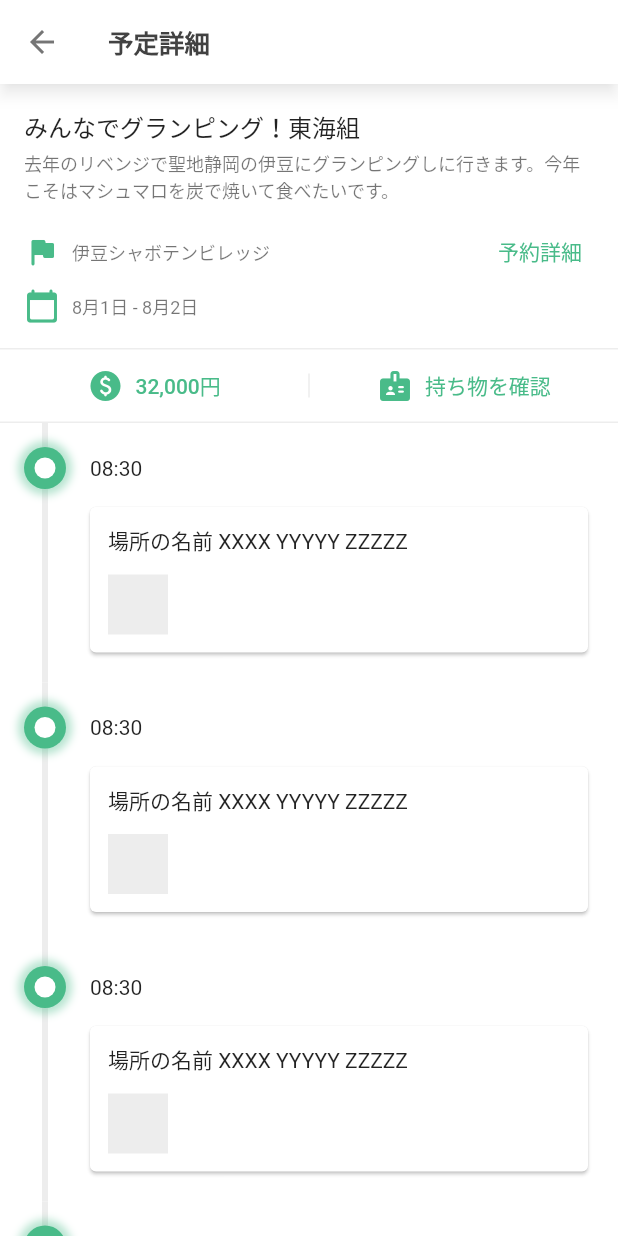
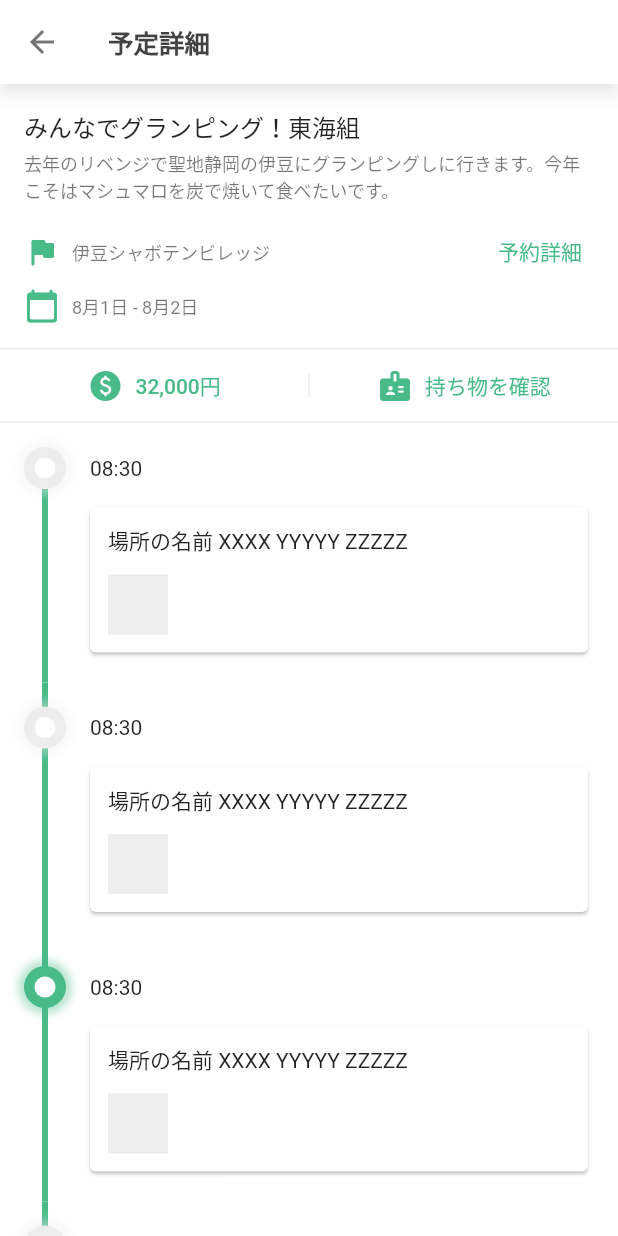
Before and after one commit to hayabusabusa/yrzy-shiori, a Flutter app: the PlanDetailScreen screen opened directly, on a phone screen of 412 x 824 dp. Run offline on Flutter 3.47's test engine with Material 2 defaults, Android fonts, the phone set to English and light mode, and no system bars; our stand-ins replace cloud_firestore, firebase_storage, rxdart; accounts and stored records are empty.

Commit message:
ui: fix plan detail timeline widget

```diff
--- a/lib/application/screens/plan_detail_screen.dart
+++ b/lib/application/screens/plan_detail_screen.dart
@@ -36,7 +36,18 @@ class PlanDetailScreen extends StatelessWidget {
             SliverList(
               delegate: SliverChildBuilderDelegate(
                 (context, index) {
-                  return PlanDetailTimeline();
+                  // 現在地を仮に2とする.
+                  final currentIndex = 2;
+                  final isCurrent = index == currentIndex;
+                  final isPassed = index <= currentIndex;
+                  final isNext = (index - 1) == currentIndex;
+                  if (index == 0) {
+                    return PlanDetailTimeline.start(isCurrent: isCurrent, isPassed: isPassed,);
+                  } else if (index == 4) {
+                    return PlanDetailTimeline.end();
+                  } else {
+                    return PlanDetailTimeline(isCurrent: isCurrent, isPassed: isPassed, isNext: isNext,);
+                  }
                 },
                 childCount: 4,
               ),
--- a/lib/application/widgets/plan_detail_timeline.dart
+++ b/lib/application/widgets/plan_detail_timeline.dart
@@ -3,17 +3,76 @@ import 'package:flutter/material.dart';
 import 'package:shiori/application/widgets/pulse_circle.dart';
 
 class PlanDetailTimeline extends StatelessWidget {
-  const PlanDetailTimeline({ Key? key }) : super(key: key);
+  final bool isStart;
+  final bool isCurrent;
+  final bool isPassed;
+  final bool isNext;
+  final bool isEnd;
 
-  Widget _buildWrappedImages(BuildContext context) {
-    return Wrap(
-      children: [
-        Container(
-          width: 40,
-          height: 40,
-          color: Theme.of(context).dividerColor,
-        ),
-      ],
+  PlanDetailTimeline({
+    Key? key,
+    this.isStart = false,
+    this.isCurrent = false,
+    this.isPassed = false,
+    this.isNext = false,
+    this.isEnd = false,
+  }) : super(key: key);
+
+  factory PlanDetailTimeline.start({
+    Key? key,
+    bool isCurrent = false,
+    bool isPassed = false,
+  }) => PlanDetailTimeline(
+    key: key,
+    isStart: true,
+    isCurrent: isCurrent,
+    isPassed: isPassed,
+    isNext: false,
+    isEnd: false,
+  );
+
+  factory PlanDetailTimeline.end({
+    Key? key,
+    bool isCurrent = false,
+    bool isPassed = false,
+  }) => PlanDetailTimeline(
+    key: key,
+    isStart: false,
+    isCurrent: isCurrent,
+    isPassed: isPassed,
+    isNext: true,
+    isEnd: true,
+  );
+
+  Widget _buildTopLine(BuildContext context) {
+    return isStart
+      ? const SizedBox()
+      : Positioned(
+          top: 0,
+          left: 28,
+          child: Container(
+            width: 4,
+            height: 30,
+            // 次の目的地もしくは通り過ぎた地点の場合は上半分のラインの色を変える.
+            color: isNext || isPassed
+              ? Theme.of(context).primaryColor
+              : Theme.of(context).dividerColor,
+          ),
+        );
+  }
+
+  Widget _buildBottomLine(BuildContext context) {
+    return Positioned(
+      top: 30,
+      left: 28,
+      bottom: 0,
+      child: Container(
+        width: 4,
+        // 通り過ぎた地点の場合はラインの色を変える.
+        color: isPassed
+          ? Theme.of(context).primaryColor
+          : Theme.of(context).dividerColor,
+      ),
     );
   }
 
@@ -24,9 +83,19 @@ class PlanDetailTimeline extends StatelessWidget {
         child: Column(
           crossAxisAlignment: CrossAxisAlignment.stretch,
           children: [
+            // UI: Destination
             Text('場所の名前 XXXX YYYYY ZZZZZ'),
             const SizedBox(height: 12,),
-            _buildWrappedImages(context),
+            // UI: Images
+            Wrap(
+              children: [
+                Container(
+                  width: 40,
+                  height: 40,
+                  color: Theme.of(context).dividerColor,
+                ),
+              ],
+            ),
           ],
         ),
       ),
@@ -38,25 +107,9 @@ class PlanDetailTimeline extends StatelessWidget {
     return Stack(
       children: [
         // UI: Top line
-        Positioned(
-          top: 0,
-          left: 28,
-          child: Container(
-            width: 4,
-            height: 30,
-            color: Theme.of(context).dividerColor,
-          ),
-        ),
+        _buildTopLine(context),
         // UI: Bottom line
-        Positioned(
-          top: 30,
-          left: 28,
-          bottom: 0,
-          child: Container(
-            width: 4,
-            color: Theme.of(context).dividerColor,
-          ),
-        ),
+        _buildBottomLine(context),
         // UI: Contents
         Padding(
           padding: const EdgeInsets.all(16.0),
@@ -69,6 +122,10 @@ class PlanDetailTimeline extends StatelessWidget {
                   // UI: Circle
                   PulseCircle(
                     size: 28,
+                    // 現在の地点の場合は色を変えてアニメーションさせる.
+                    color: isCurrent
+                      ? Theme.of(context).primaryColor
+                      : Theme.of(context).dividerColor,
                     innerColor: Colors.white,
                     duration: Duration(milliseconds: 1800),
                   ),
--- a/lib/application/widgets/pulse_circle.dart
+++ b/lib/application/widgets/pulse_circle.dart
@@ -54,7 +54,7 @@ class _PulseCircleState extends State<PulseCircle> with SingleTickerProviderStat
           width: widget.size,
           height: widget.size,
           decoration: BoxDecoration(
-            color: Theme.of(context).primaryColor,
+            color: color,
             shape: BoxShape.circle,
             boxShadow: [
               BoxShadow(
```
